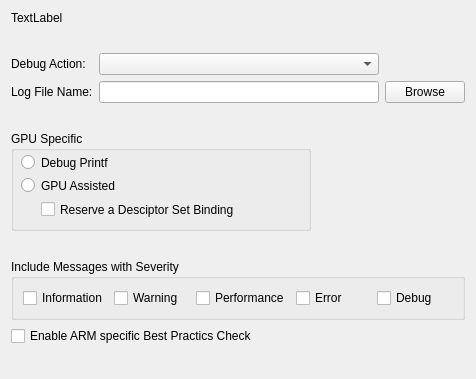
This is vkconfig/khronossettings.ui in LunarG/VulkanTools as Qt 5 draws it before an edit. The edited form follows.
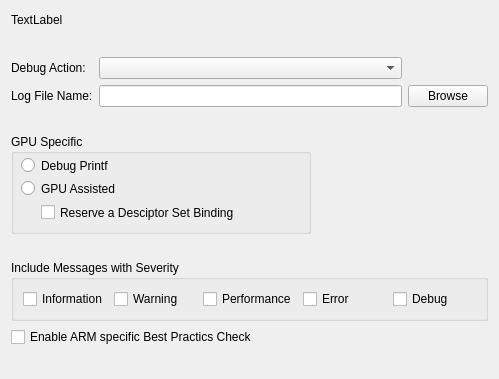
This is the edited form.

Commit message: Spacing issues for Linux, probably will help with Windows/Mac as well

```diff
--- a/vkconfig/khronossettings.ui
+++ b/vkconfig/khronossettings.ui
@@ -6,7 +6,7 @@
    <rect>
     <x>0</x>
     <y>0</y>
-    <width>476</width>
+    <width>499</width>
     <height>379</height>
    </rect>
   </property>
@@ -209,7 +209,7 @@
      <property name="minimumSize">
       <size>
        <width>0</width>
-       <height>35</height>
+       <height>40</height>
       </size>
      </property>
      <property name="maximumSize">
```
The commit also changes 5 other files.
